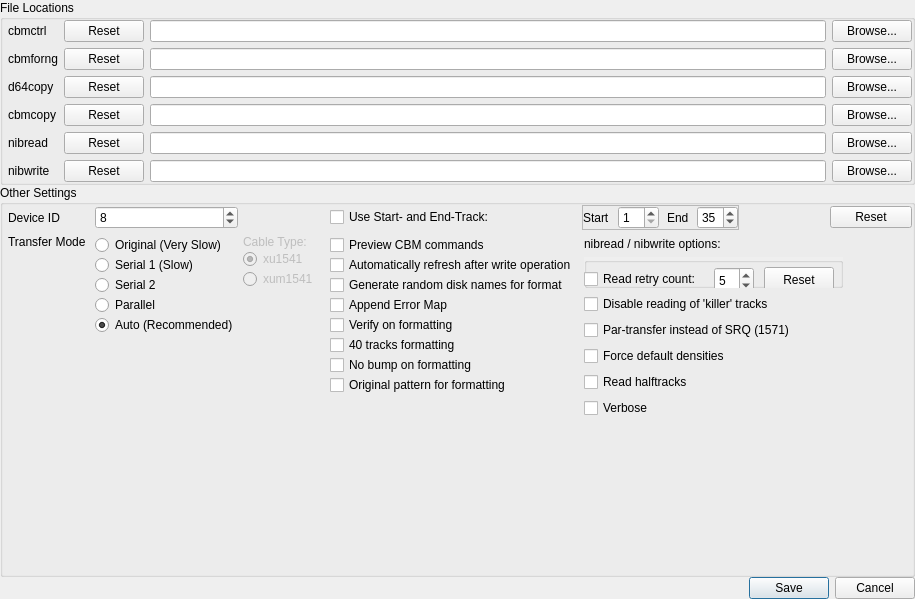
Before: the Qt Designer form settingsdialog.ui in Pokefinder-org/QtCBM, drawn with Qt 5.
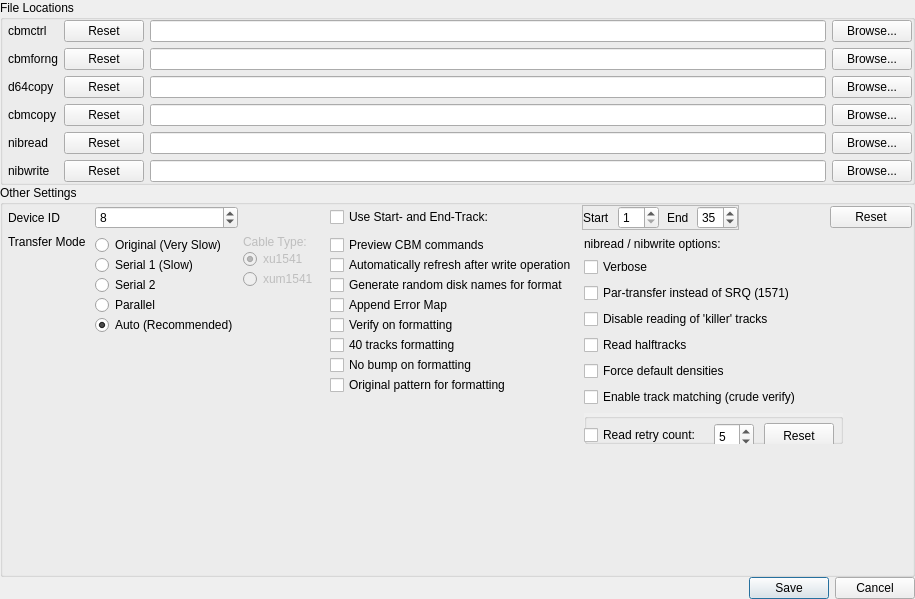
After: the same form once the commit is applied.

Patch:
```diff
--- a/settingsdialog.ui
+++ b/settingsdialog.ui
@@ -670,6 +670,48 @@
               </property>
              </widget>
             </item>
+            <item>
+             <widget class="QCheckBox" name="beVerbose">
+              <property name="text">
+               <string>Verbose</string>
+              </property>
+             </widget>
+            </item>
+            <item>
+             <widget class="QCheckBox" name="parTransfer1571">
+              <property name="text">
+               <string>Par-transfer instead of SRQ (1571)</string>
+              </property>
+             </widget>
+            </item>
+            <item>
+             <widget class="QCheckBox" name="noKillertracks">
+              <property name="text">
+               <string>Disable reading of 'killer' tracks</string>
+              </property>
+             </widget>
+            </item>
+            <item>
+             <widget class="QCheckBox" name="readHalftracks">
+              <property name="text">
+               <string>Read halftracks</string>
+              </property>
+             </widget>
+            </item>
+            <item>
+             <widget class="QCheckBox" name="defaultDensities">
+              <property name="text">
+               <string>Force default densities</string>
+              </property>
+             </widget>
+            </item>
+            <item>
+             <widget class="QCheckBox" name="trackMatching">
+              <property name="text">
+               <string>Enable track matching (crude verify)</string>
+              </property>
+             </widget>
+            </item>
             <item>
              <widget class="QGroupBox" name="groupBox_3">
               <property name="sizePolicy">
@@ -752,41 +794,6 @@
               </widget>
              </widget>
             </item>
-            <item>
-             <widget class="QCheckBox" name="noKillertracks">
-              <property name="text">
-               <string>Disable reading of 'killer' tracks</string>
-              </property>
-             </widget>
-            </item>
-            <item>
-             <widget class="QCheckBox" name="parTransfer1571">
-              <property name="text">
-               <string>Par-transfer instead of SRQ (1571)</string>
-              </property>
-             </widget>
-            </item>
-            <item>
-             <widget class="QCheckBox" name="defaultDensities">
-              <property name="text">
-               <string>Force default densities</string>
-              </property>
-             </widget>
-            </item>
-            <item>
-             <widget class="QCheckBox" name="readHalftracks">
-              <property name="text">
-               <string>Read halftracks</string>
-              </property>
-             </widget>
-            </item>
-            <item>
-             <widget class="QCheckBox" name="beVerbose">
-              <property name="text">
-               <string>Verbose</string>
-              </property>
-             </widget>
-            </item>
             <item>
              <spacer name="verticalSpacer_4">
               <property name="orientation">
```
